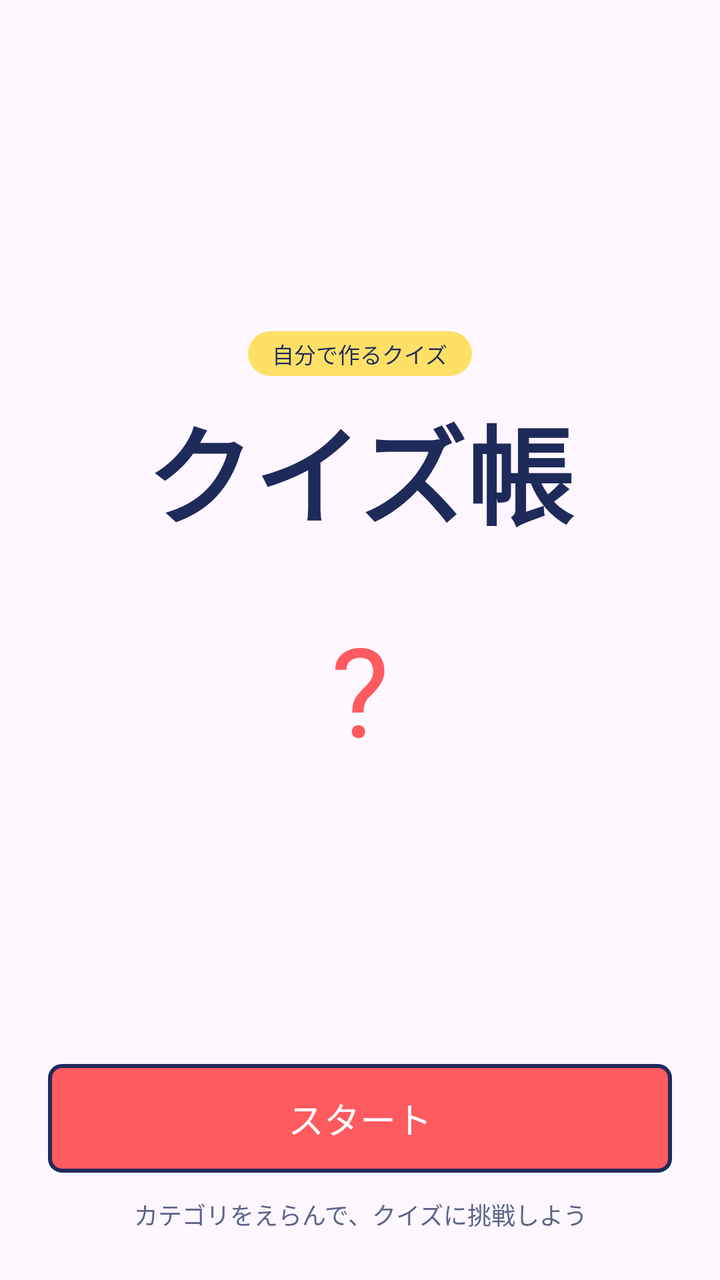
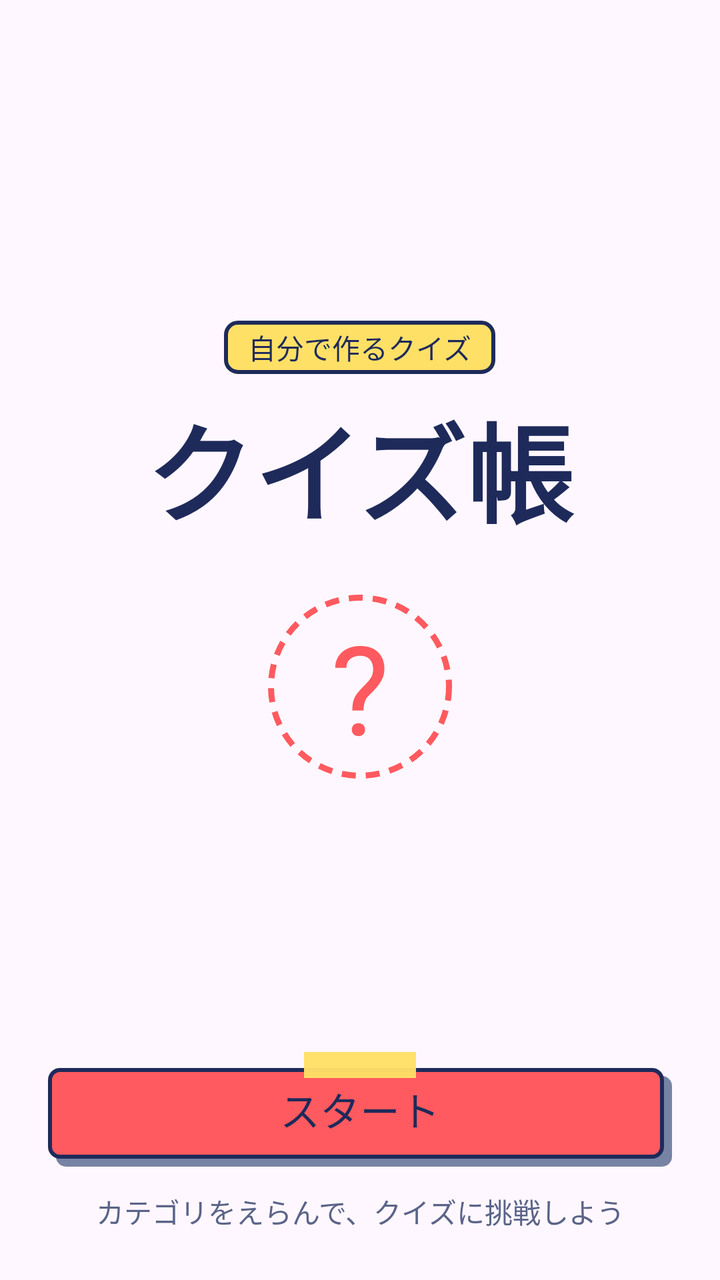

Screens rendered from an Android XML layout before and after an edit, with the pre-edit source and the edit as a unified diff.
<!-- AndroidManifest.xml: application theme Theme.AppDesignandDevelopment -->
<!-- res/layout/screen_title.xml -->
<?xml version="1.0" encoding="utf-8"?>
<LinearLayout xmlns:android="http://schemas.android.com/apk/res/android"
    android:layout_width="match_parent"
    android:layout_height="match_parent"
    android:orientation="vertical"
    android:padding="24dp">

    <LinearLayout
        android:layout_width="match_parent"
        android:layout_height="0dp"
        android:layout_weight="1"
        android:gravity="center"
        android:orientation="vertical">

        <TextView
            android:layout_width="wrap_content"
            android:layout_height="wrap_content"
            android:background="@drawable/bg_pill_tag"
            android:paddingHorizontal="12dp"
            android:paddingVertical="3dp"
            android:text="@string/title_badge"
            android:textColor="@color/ink"
            android:textSize="11sp" />

        <TextView
            android:layout_width="wrap_content"
            android:layout_height="wrap_content"
            android:layout_marginTop="8dp"
            android:text="@string/title_logo"
            android:textColor="@color/ink"
            android:textSize="54sp"
            android:textStyle="bold" />

        <TextView
            android:layout_width="92dp"
            android:layout_height="92dp"
            android:layout_marginTop="24dp"
            android:gravity="center"
            android:text="?"
            android:textColor="@color/primary"
            android:textSize="62sp" />
    </LinearLayout>

    <TextView
        android:id="@+id/btn_start"
        android:layout_width="match_parent"
        android:layout_height="wrap_content"
        android:background="@drawable/bg_button_primary"
        android:gravity="center"
        android:padding="14dp"
        android:text="@string/title_start"
        android:textColor="@color/white"
        android:textSize="18sp" />

    <TextView
        android:layout_width="match_parent"
        android:layout_height="wrap_content"
        android:layout_marginTop="12dp"
        android:gravity="center"
        android:text="@string/title_note"
        android:textColor="@color/mute"
        android:textSize="12sp" />

</LinearLayout>
<!-- resources referenced by this layout -->
<resources>
  <color name="ink">#1E2A5A</color>
  <color name="mute">#5B6488</color>
  <color name="primary">#FF5A5F</color>
  <color name="white">#FFFFFFFF</color>
  <!-- drawable bg_button_primary (drawable) -->
  <?xml version="1.0" encoding="utf-8"?>
  <shape xmlns:android="http://schemas.android.com/apk/res/android" android:shape="rectangle">
      <solid android:color="@color/primary" />
      <stroke android:width="2dp" android:color="@color/line" />
      <corners android:radius="6dp" />
  </shape>
  <!-- drawable bg_pill_tag (drawable) -->
  <?xml version="1.0" encoding="utf-8"?>
  <shape xmlns:android="http://schemas.android.com/apk/res/android" android:shape="rectangle">
      <solid android:color="@color/secondary" />
      <corners android:radius="99dp" />
  </shape>
  <string name="title_badge">自分で作るクイズ</string>
  <string name="title_logo">クイズ帳</string>
  <string name="title_note">カテゴリをえらんで、クイズに挑戦しよう</string>
  <string name="title_start">スタート</string>
  <style name="Theme.AppDesignandDevelopment" parent="Base.Theme.AppDesignandDevelopment" />
  <color name="line">#1E2A5A</color>
  <color name="secondary">#FFE066</color>
  <style name="Base.Theme.AppDesignandDevelopment" parent="Theme.Material3.DayNight.NoActionBar">
          
          
      </style>
</resources>

<!-- the commit's change to res/layout/screen_title.xml (unified diff, before → after) -->
@@ -20,7 +20,7 @@
             android:paddingVertical="3dp"
             android:text="@string/title_badge"
             android:textColor="@color/ink"
-            android:textSize="11sp" />
+            android:textSize="14sp" />
 
         <TextView
             android:layout_width="wrap_content"
@@ -34,6 +34,7 @@
         <TextView
             android:layout_width="92dp"
             android:layout_height="92dp"
+            android:background="@drawable/bg_title_question"
             android:layout_marginTop="24dp"
             android:gravity="center"
             android:text="?"
@@ -43,14 +44,18 @@
 
     <TextView
         android:id="@+id/btn_start"
+            android:minHeight="48dp"
+            android:clickable="true"
+            android:focusable="true"
+            android:foreground="?android:attr/selectableItemBackground"
         android:layout_width="match_parent"
         android:layout_height="wrap_content"
         android:background="@drawable/bg_button_primary"
         android:gravity="center"
         android:padding="14dp"
         android:text="@string/title_start"
-        android:textColor="@color/white"
-        android:textSize="18sp" />
+        android:textColor="@color/ink"
+        android:textSize="20sp" />
 
     <TextView
         android:layout_width="match_parent"
@@ -59,6 +64,6 @@
         android:gravity="center"
         android:text="@string/title_note"
         android:textColor="@color/mute"
-        android:textSize="12sp" />
+        android:textSize="14sp" />
 
 </LinearLayout>
<!-- resource entries referenced after the edit -->
@@ -3,19 +3,31 @@
   <color name="ink">#1E2A5A</color>
   <color name="mute">#5B6488</color>
   <color name="primary">#FF5A5F</color>
-  <color name="white">#FFFFFFFF</color>
   <!-- drawable bg_button_primary (drawable) -->
   <?xml version="1.0" encoding="utf-8"?>
-  <shape xmlns:android="http://schemas.android.com/apk/res/android" android:shape="rectangle">
-      <solid android:color="@color/primary" />
-      <stroke android:width="2dp" android:color="@color/line" />
-      <corners android:radius="6dp" />
-  </shape>
+  <layer-list xmlns:android="http://schemas.android.com/apk/res/android">
+      <item android:left="4dp" android:top="12dp">
+          <shape><solid android:color="#7783A4" /><corners android:radius="5dp" /></shape>
+      </item>
+      <item android:top="8dp" android:right="4dp" android:bottom="4dp">
+          <shape><solid android:color="@color/primary" /><stroke android:width="2dp" android:color="@color/line" /><corners android:radius="5dp" /></shape>
+      </item>
+      <item android:width="56dp" android:height="13dp" android:gravity="top|center_horizontal">
+          <shape><solid android:color="#F5FFE066" /></shape>
+      </item>
+  </layer-list>
   <!-- drawable bg_pill_tag (drawable) -->
   <?xml version="1.0" encoding="utf-8"?>
   <shape xmlns:android="http://schemas.android.com/apk/res/android" android:shape="rectangle">
       <solid android:color="@color/secondary" />
-      <corners android:radius="99dp" />
+      <stroke android:width="2dp" android:color="@color/line" />
+      <corners android:radius="6dp" />
+  </shape>
+  <!-- drawable bg_title_question (drawable) -->
+  <?xml version="1.0" encoding="utf-8"?>
+  <shape xmlns:android="http://schemas.android.com/apk/res/android" android:shape="oval">
+      <stroke android:width="3dp" android:color="@color/primary" android:dashWidth="7dp" android:dashGap="5dp" />
+      <solid android:color="@android:color/transparent" />
   </shape>
   <string name="title_badge">自分で作るクイズ</string>
   <string name="title_logo">クイズ帳</string>
